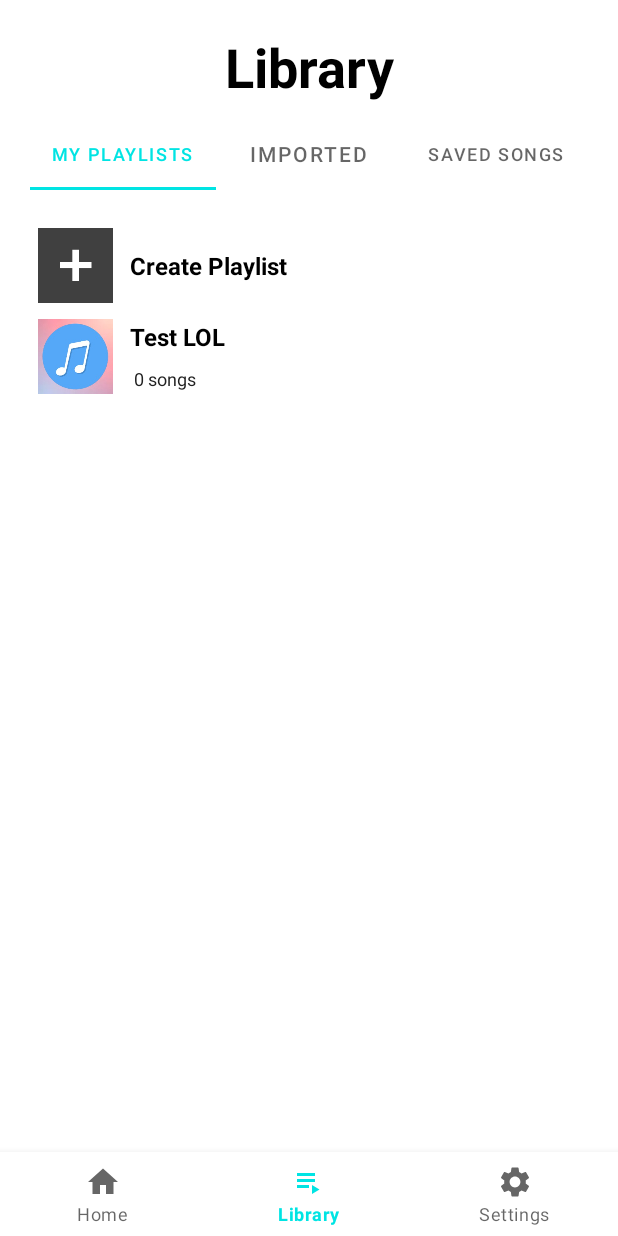
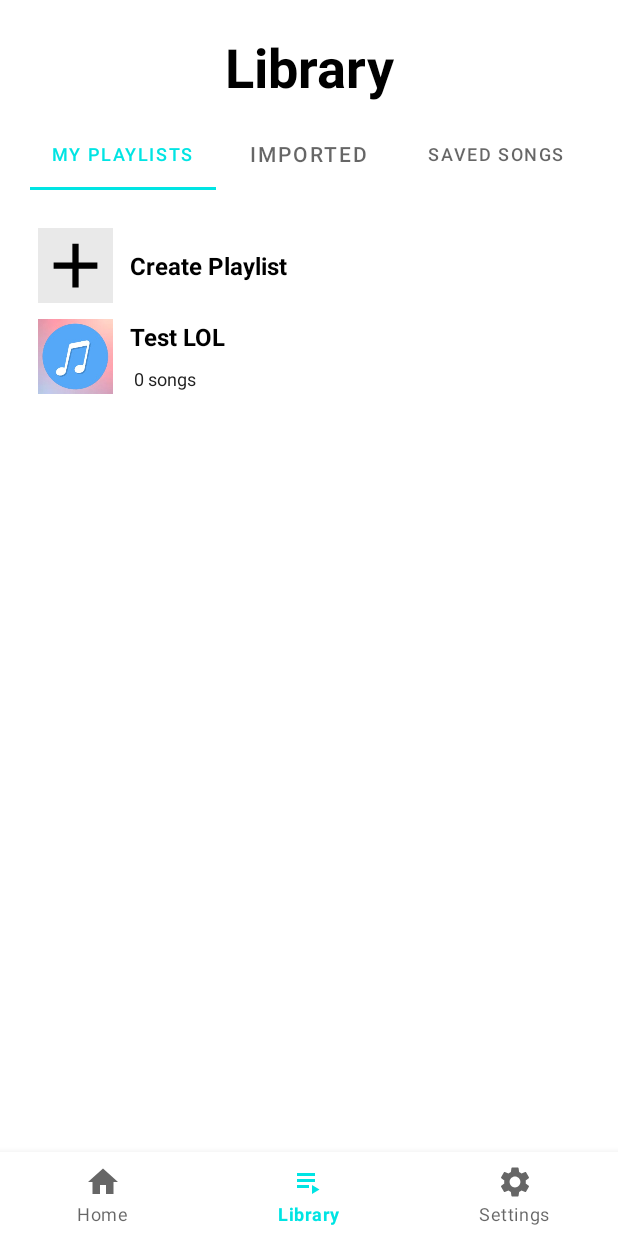
Before and after one commit to ErikNguyen20/TuneStacker, an Android app: the screen it shows after launch (LandingActivity), item 2 of the bottom bar chosen, on a phone screen of 412 x 824 dp. Run offline under Robolectric (Android 15) with nearby library versions, the phone set to English and light mode, and no system bars; our stand-ins replace Firebase (no records; nobody signed in at launch, a user with empty details on screens opened directly), navigation-ui; libraries missing offline, so code that uses them is left out: com.androidnetworking, com.androidnetworking.common, com.androidnetworking.error, com.androidnetworking.interfaces, com.yausername.ffmpeg and 2 more; 4 statements that could not run were skipped.

Commit message:
Began work on PlaylistView UI
Fixed some bugs with the media player. Began work on the implementation of the Playlist View.

```diff
--- a/app/src/main/java/com/example/cloudplaylistmanager/MusicPlayer/ApplicationClass.java
+++ b/app/src/main/java/com/example/cloudplaylistmanager/MusicPlayer/ApplicationClass.java
@@ -22,8 +22,8 @@ public class ApplicationClass extends Application {
         if(Build.VERSION.SDK_INT >= Build.VERSION_CODES.O) {
             NotificationChannel notificationChannel1 = new NotificationChannel(CHANNEL_ID_1, "Channel1", NotificationManager.IMPORTANCE_LOW);
             notificationChannel1.setDescription("Channel 1 Description");
-            NotificationChannel notificationChannel2 = new NotificationChannel(CHANNEL_ID_2, "Channel2", NotificationManager.IMPORTANCE_LOW);
-            notificationChannel2.setDescription("Channel 2 Description");
+            NotificationChannel notificationChannel2 = new NotificationChannel(CHANNEL_ID_2, "Media Player Notification", NotificationManager.IMPORTANCE_LOW);
+            notificationChannel2.setDescription("A Media Player Notification that displays the currently playing Song.");
 
             NotificationManager notificationManager = getSystemService(NotificationManager.class);
             notificationManager.createNotificationChannel(notificationChannel1);
--- a/app/src/main/java/com/example/cloudplaylistmanager/MusicPlayer/MediaPlayerActivity.java
+++ b/app/src/main/java/com/example/cloudplaylistmanager/MusicPlayer/MediaPlayerActivity.java
@@ -375,6 +375,12 @@ public class MediaPlayerActivity extends AppCompatActivity {
         if(this.handler != null) {
             this.handler.removeCallbacksAndMessages(null);
         }
+        if(this.updateNotificationReciver != null) {
+            unregisterReceiver(this.updateNotificationReciver);
+        }
+        NotificationManager notificationManager = (NotificationManager) getSystemService(NOTIFICATION_SERVICE);
+        notificationManager.cancel(0);
+
         if(this.musicService != null) {
             //Stops the music service.
             Log.d("MusicService","Service Unbinding...");
--- a/app/src/main/java/com/example/cloudplaylistmanager/RecyclerAdapters/PlaylistRecyclerAdapter.java
+++ b/app/src/main/java/com/example/cloudplaylistmanager/RecyclerAdapters/PlaylistRecyclerAdapter.java
@@ -38,7 +38,7 @@ public class PlaylistRecyclerAdapter extends RecyclerView.Adapter<RecyclerView.V
     public RecyclerView.ViewHolder onCreateViewHolder(@NonNull ViewGroup parent, int viewType) {
         LayoutInflater inflater = LayoutInflater.from(this.context);
         if(viewType == ADD_ITEM_TOKEN) {
-            View view = inflater.inflate(R.layout.single_line_item, parent, false);
+            View view = inflater.inflate(R.layout.single_line_item_add, parent, false);
             return new ViewHolderAdd(view);
         }
         else {
@@ -52,7 +52,6 @@ public class PlaylistRecyclerAdapter extends RecyclerView.Adapter<RecyclerView.V
         if(holder.getItemViewType() == ADD_ITEM_TOKEN) {
             ViewHolderAdd viewHolder = (ViewHolderAdd) holder;
             viewHolder.title.setText(this.addButtonResId);
-            viewHolder.icon.setImageResource(R.drawable.add_new_image);
         }
         else {
             if(this.playlist.isEmpty()) {
--- a/app/src/main/res/drawable/background_gradient_elliptical.xml
+++ b/app/src/main/res/drawable/background_gradient_elliptical.xml
@@ -6,8 +6,8 @@
     <gradient
         android:type="linear"
         android:startColor="?attr/colorPrimaryVariant"
-        android:centerColor="?attr/colorOnSecondary"
-        android:endColor="?attr/colorOnSecondary"
+        android:centerColor="?attr/colorSolidPrimary"
+        android:endColor="?attr/colorSolidPrimary"
         android:angle="270"
         />
 
--- /dev/null
+++ b/app/src/main/res/drawable/ic_baseline_add_24.xml
@@ -0,0 +1,5 @@
+<vector android:height="24dp" android:tint="#FFFFFF"
+    android:viewportHeight="24" android:viewportWidth="24"
+    android:width="24dp" xmlns:android="http://schemas.android.com/apk/res/android">
+    <path android:fillColor="@android:color/white" android:pathData="M19,13h-6v6h-2v-6H5v-2h6V5h2v6h6v2z"/>
+</vector>
--- /dev/null
+++ b/app/src/main/res/drawable/ic_baseline_delete_24.xml
@@ -0,0 +1,5 @@
+<vector android:height="24dp" android:tint="#FFFFFF"
+    android:viewportHeight="24" android:viewportWidth="24"
+    android:width="24dp" xmlns:android="http://schemas.android.com/apk/res/android">
+    <path android:fillColor="@android:color/white" android:pathData="M6,19c0,1.1 0.9,2 2,2h8c1.1,0 2,-0.9 2,-2V7H6v12zM19,4h-3.5l-1,-1h-5l-1,1H5v2h14V4z"/>
+</vector>
--- /dev/null
+++ b/app/src/main/res/drawable/ic_baseline_drive_file_move_24.xml
@@ -0,0 +1,5 @@
+<vector android:autoMirrored="true" android:height="24dp"
+    android:tint="#FFFFFF" android:viewportHeight="24"
+    android:viewportWidth="24" android:width="24dp" xmlns:android="http://schemas.android.com/apk/res/android">
+    <path android:fillColor="@android:color/white" android:pathData="M20,6h-8l-2,-2L4,4c-1.1,0 -2,0.9 -2,2v12c0,1.1 0.9,2 2,2h16c1.1,0 2,-0.9 2,-2L22,8c0,-1.1 -0.9,-2 -2,-2zM14,18v-3h-4v-4h4L14,8l5,5 -5,5z"/>
+</vector>
--- /dev/null
+++ b/app/src/main/res/drawable/ic_baseline_more_vert_24.xml
@@ -0,0 +1,5 @@
+<vector android:height="24dp" android:tint="#FFFFFF"
+    android:viewportHeight="24" android:viewportWidth="24"
+    android:width="24dp" xmlns:android="http://schemas.android.com/apk/res/android">
+    <path android:fillColor="@android:color/white" android:pathData="M12,8c1.1,0 2,-0.9 2,-2s-0.9,-2 -2,-2 -2,0.9 -2,2 0.9,2 2,2zM12,10c-1.1,0 -2,0.9 -2,2s0.9,2 2,2 2,-0.9 2,-2 -0.9,-2 -2,-2zM12,16c-1.1,0 -2,0.9 -2,2s0.9,2 2,2 2,-0.9 2,-2 -0.9,-2 -2,-2z"/>
+</vector>
--- /dev/null
+++ b/app/src/main/res/layout/single_line_item_add.xml
@@ -0,0 +1,43 @@
+<?xml version="1.0" encoding="utf-8"?>
+<androidx.constraintlayout.widget.ConstraintLayout xmlns:android="http://schemas.android.com/apk/res/android"
+    xmlns:app="http://schemas.android.com/apk/res-auto"
+    android:layout_width="match_parent"
+    android:layout_height="wrap_content"
+    android:background="@android:color/transparent"
+    android:clickable="true"
+    android:focusable="true">
+
+    <LinearLayout
+        android:layout_width="match_parent"
+        android:layout_height="wrap_content"
+        android:orientation="horizontal"
+        app:layout_constraintBottom_toBottomOf="parent"
+        app:layout_constraintEnd_toEndOf="parent"
+        app:layout_constraintStart_toStartOf="parent"
+        app:layout_constraintTop_toTopOf="parent">
+
+
+        <ImageView
+            android:id="@+id/imageView_item"
+            android:layout_width="50dp"
+            android:layout_height="50dp"
+            android:layout_margin="5dp"
+            android:src="@drawable/ic_baseline_add_24"
+            android:scaleType="centerCrop"
+            android:background="?attr/colorOnSecondary"
+            app:tint="?attr/colorSecondary" />
+
+        <TextView
+            android:id="@+id/textView_item_title"
+            android:layout_width="match_parent"
+            android:layout_height="match_parent"
+            android:layout_margin="6dp"
+            android:layout_weight="1"
+            android:textColor="?attr/colorSecondary"
+            android:textStyle="bold"
+            android:gravity="center_vertical"
+            android:maxLines="1"
+            android:textSize="16sp" />
+
+    </LinearLayout>
+</androidx.constraintlayout.widget.ConstraintLayout>
--- a/app/src/main/res/values-night/themes.xml
+++ b/app/src/main/res/values-night/themes.xml
@@ -5,6 +5,7 @@
         <item name="colorPrimary">@color/teal_200</item>
         <item name="colorPrimaryVariant">@color/teal_700</item>
         <item name="colorOnPrimary">@color/white</item>
+        <item name="colorSolidPrimary">@color/black</item>
         <!-- Secondary brand color. -->
         <item name="colorSecondary">@color/white</item>
         <item name="colorSecondaryVariant">@color/light_gray</item>
--- /dev/null
+++ b/app/src/main/res/values/attrs.xml
@@ -0,0 +1,4 @@
+<?xml version="1.0" encoding="utf-8"?>
+<resources>
+    <attr name="colorSolidPrimary" format="reference"/>
+</resources>
--- a/app/src/main/res/values/dimens.xml
+++ b/app/src/main/res/values/dimens.xml
@@ -2,4 +2,5 @@
     <!-- Default screen margins, per the Android Design guidelines. -->
     <dimen name="activity_horizontal_margin">16dp</dimen>
     <dimen name="activity_vertical_margin">16dp</dimen>
+    <dimen name="fab_margin">16dp</dimen>
 </resources>
```
Also changed, not shown: app/src/main/AndroidManifest.xml (+11 -6 lines), app/src/main/java/com/example/cloudplaylistmanager/RecyclerAdapters/SongsRecyclerAdapter.java (+4 -3 lines), app/src/main/java/com/example/cloudplaylistmanager/ui/playlistviewnested/PlaylistNestedActivity.java (added, +16 -0 lines), app/src/main/res/layout/activity_playlist_nested.xml (added, +13 -0 lines), app/src/main/res/layout/single_line_item_with_options.xml (added, +51 -0 lines), app/src/main/res/menu/song_item_options.xml (added, +11 -0 lines), app/src/main/res/values/strings.xml (+11 -0 lines), app/src/main/res/values/themes.xml (+8 -0 lines).
